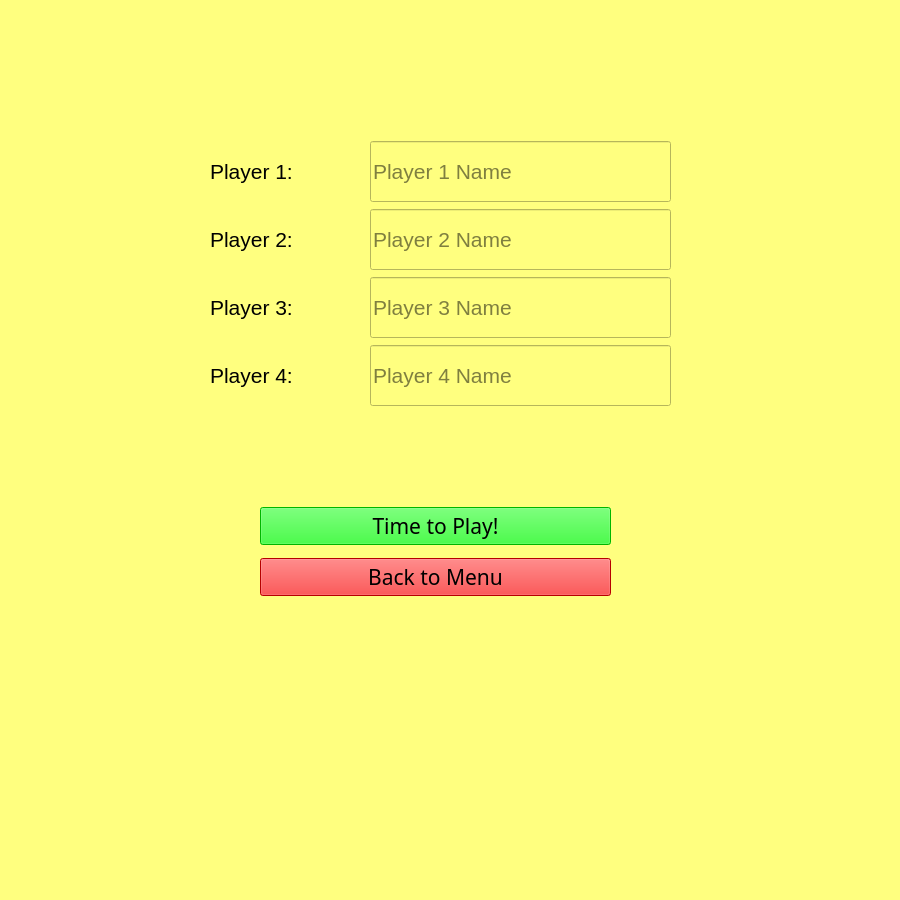
Before: the Qt Designer form player_menu/player_menu.ui in JH-Byte-Busters/601-Group-Project, drawn with Qt 5.
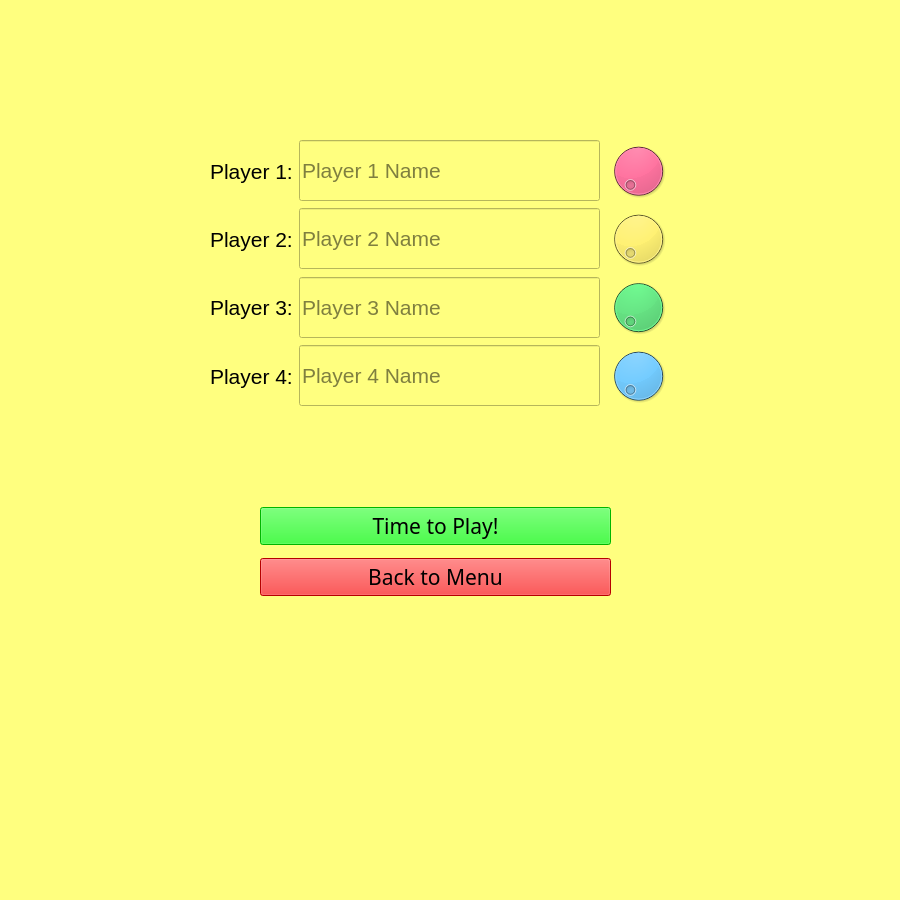
After: the same form once the commit is applied.

Commit message: Add outlines to wedges and player chips on menu

```diff
--- a/player_menu/player_menu.ui
+++ b/player_menu/player_menu.ui
@@ -182,6 +182,38 @@
       </property>
      </widget>
     </item>
+    <item row="0" column="2">
+     <widget class="QDial" name="dial_player1">
+      <property name="styleSheet">
+       <string notr="true">border-color: rgb(0, 0, 0);
+background-color: rgb(255, 0, 77);</string>
+      </property>
+     </widget>
+    </item>
+    <item row="1" column="2">
+     <widget class="QDial" name="dial_player3">
+      <property name="styleSheet">
+       <string notr="true">border-color: rgb(0, 0, 0);
+background-color: rgb(255, 236, 39);</string>
+      </property>
+     </widget>
+    </item>
+    <item row="3" column="2">
+     <widget class="QDial" name="dial_player2">
+      <property name="styleSheet">
+       <string notr="true">border-color: rgb(0, 0, 0);
+background-color: rgb(41, 173, 255);</string>
+      </property>
+     </widget>
+    </item>
+    <item row="2" column="2">
+     <widget class="QDial" name="dial_player4">
+      <property name="styleSheet">
+       <string notr="true">border-color: rgb(0, 0, 0);
+background-color: rgb(0, 228, 54);</string>
+      </property>
+     </widget>
+    </item>
    </layout>
   </widget>
   <widget class="QWidget" name="layoutWidget">
```
Left out of the diff: 116 changed lines with no effect on the pictures. The commit also changes 1 other file.
